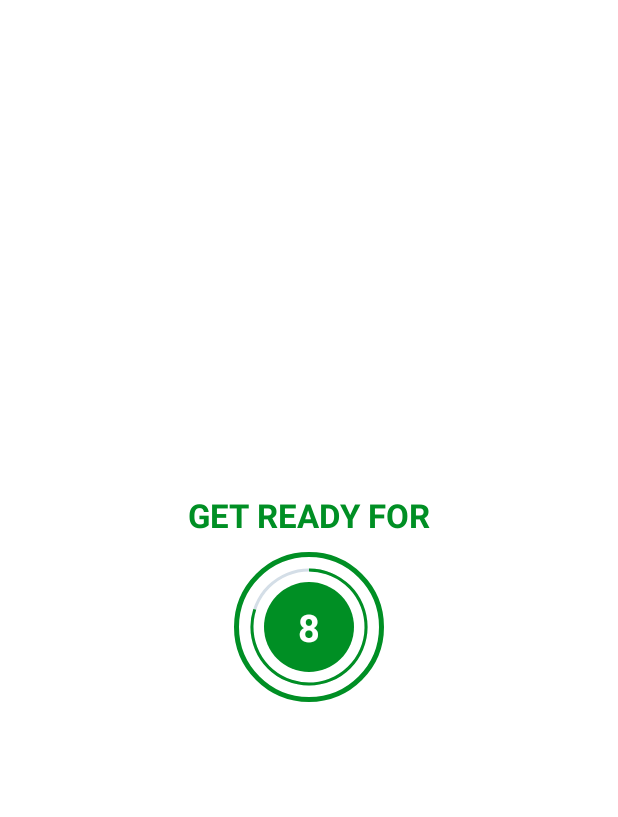
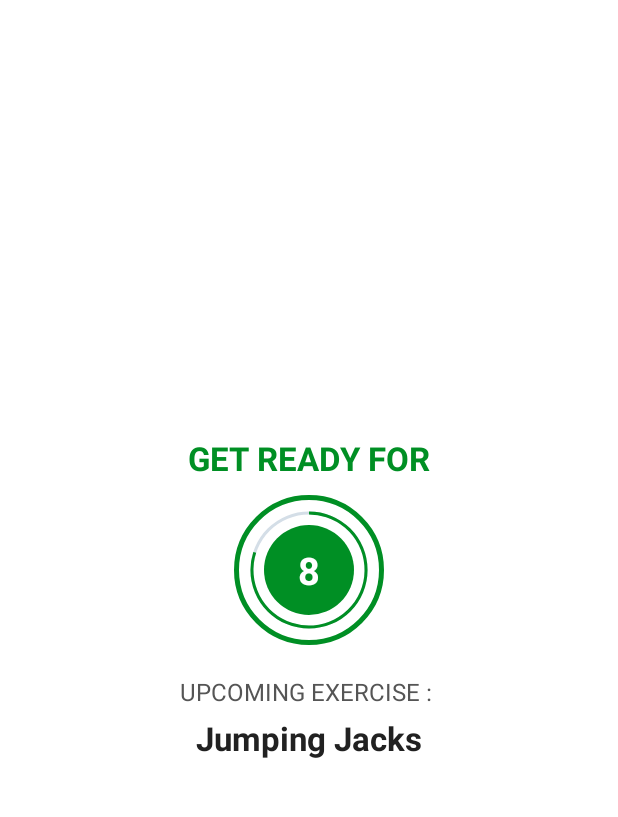
Before and after one commit to nitinporwal/7MinuteWorkout, an Android app: the ExerciseActivity screen opened directly, with no data from a screen before it, on a phone screen of 412 x 824 dp, the part 62-879 px from its top. Run offline under Robolectric (Android 15) with nearby library versions, the phone set to English and light mode, and no system bars.

Commit message:
add the upcoming exercise text to restview

```diff
--- a/app/src/main/java/com/example/a7minuteworkout/ExerciseActivity.kt
+++ b/app/src/main/java/com/example/a7minuteworkout/ExerciseActivity.kt
@@ -87,6 +87,8 @@ class ExerciseActivity : AppCompatActivity() {
             restTimer!!.cancel()
             restProgress = 0
         }
+        var upcommingExerciseNameTv = findViewById<TextView>(R.id.tvUpcomingExerciseName)
+        upcommingExerciseNameTv.text = exerciseList!![currentExercisePosition+1].getName()
         setRestProgressBar()
     }
 
--- a/app/src/main/res/layout/activity_exercise.xml
+++ b/app/src/main/res/layout/activity_exercise.xml
@@ -69,6 +69,25 @@
                     tools:text="10" />
             </LinearLayout>
         </FrameLayout>
+
+        <TextView
+            android:layout_width="wrap_content"
+            android:layout_height="wrap_content"
+            android:layout_marginTop="20dp"
+            android:textColor="@color/gray"
+            android:text="UPCOMING EXERCISE : "
+            android:textSize="16sp"/>
+
+        <TextView
+            android:id="@+id/tvUpcomingExerciseName"
+            android:layout_width="wrap_content"
+            android:layout_height="wrap_content"
+            android:layout_marginTop="5dp"
+            android:textColor="#212121"
+            android:textSize="22sp"
+            android:textStyle="bold"
+            tools:text="Exercise Name"/>
+
     </LinearLayout>
     <LinearLayout
         android:id="@+id/llExerciseView"
--- a/app/src/main/res/values/colors.xml
+++ b/app/src/main/res/values/colors.xml
@@ -12,4 +12,5 @@
     <color name="colorAccent">#008F24</color>
     <color name="colorHighLighted">#C4C4C4</color>
     <color name="toolbar_color_control_normal">#000000</color>
+    <color name="gray">#555555</color>
 </resources>
```
